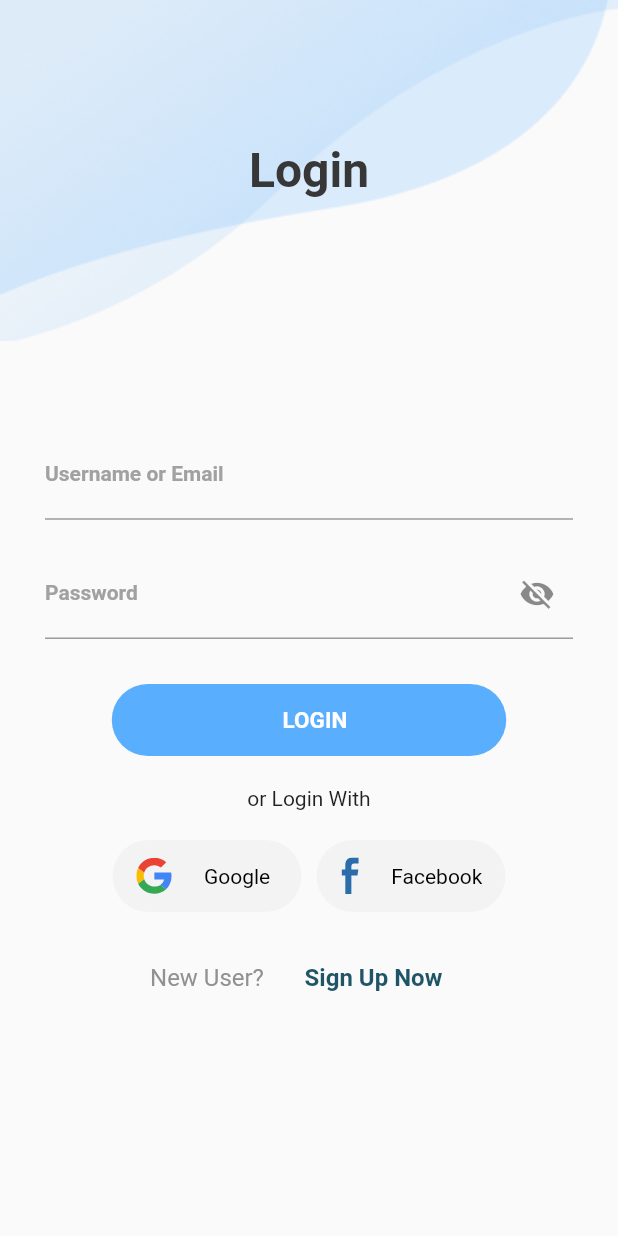
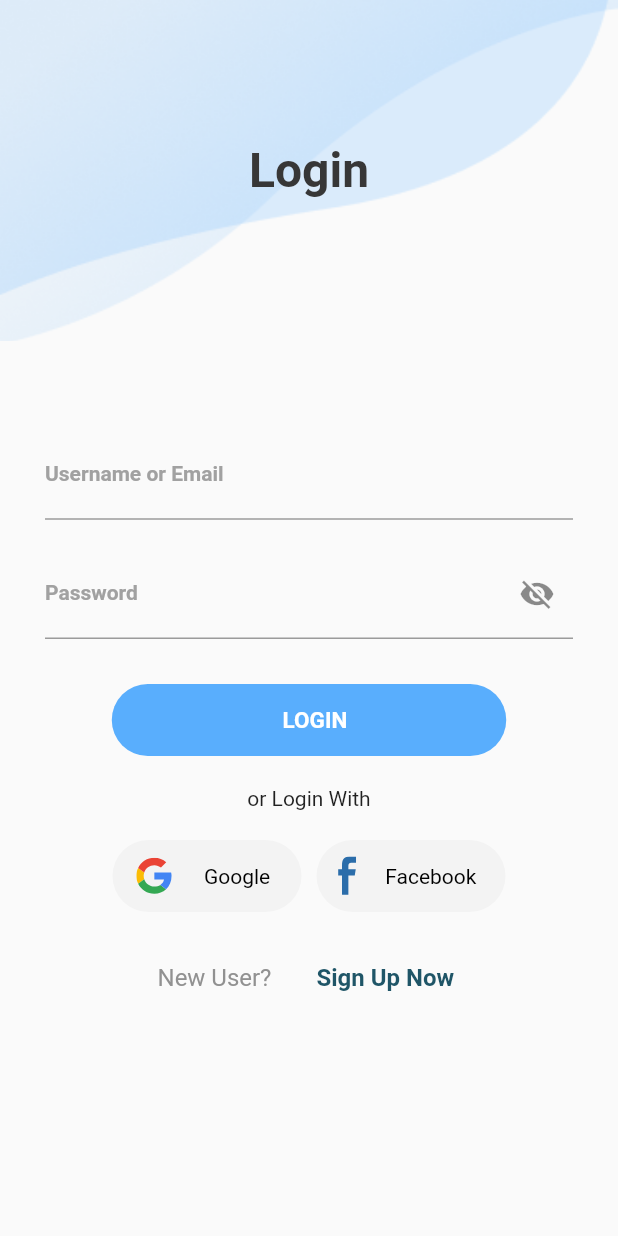
Before and after one commit to gautam232019/acadque_teacher, a Flutter app: the screen it shows after launch, after a tap on "NEXT", on a phone screen of 412 x 824 dp. Run offline on Flutter 3.47's test engine with Material 2 defaults, Android fonts, the light colour scheme and no system bars; drawn by our look-alikes of oktoast; our stand-ins replace dio, firebase_auth, firebase_core, fl_chart, flutter_svg, get_storage and 5 more; missing offline and left inert: jwt_decode; accounts and stored records are empty; project files that could hold a hidden picture were left out.

Commit message:
login alignment issue fixed

```diff
--- a/lib/modules/login/login_screen.dart
+++ b/lib/modules/login/login_screen.dart
@@ -209,8 +209,8 @@ class LoginScreen extends StatelessWidget {
                                   children: [
                                     SvgPicture.asset(
                                       'assets/svg/facebook.svg',
-                                      height: 24.8,
-                                      width: 24.2,
+                                      // height: 24.8,
+                                      // width: 24.2,
                                     ),
                                     const Padding(
                                       padding: EdgeInsets.symmetric(
@@ -238,17 +238,24 @@ class LoginScreen extends StatelessWidget {
                         Row(
                           mainAxisAlignment: MainAxisAlignment.center,
                           children: [
-                            const Text(
+                            const SizedBox(
+                              height: 48,
+                              width: 126,
+                              child: Center(
+                                child: Text(
                                   "New User?",
                                   style: TextStyle(
                                     fontSize: 16,
                                     fontFamily: 'Roboto',
                                     fontWeight: FontWeight.normal,
-                                  color: Color(0xFF919191)),
+                                    color: Color(0xFF919191),
                                   ),
-                            const SizedBox(
-                              width: 10,
                                 ),
+                              ),
+                            ),
+                            // const SizedBox(
+                            //   width: 10,
+                            // ),
                             GestureDetector(
                               onTap: () {
                                 Navigator.pushNamed(context, '/register');
@@ -257,8 +264,8 @@ class LoginScreen extends StatelessWidget {
                                 height: 48,
                                 width: 126,
                                 child: Row(
-                                  mainAxisAlignment:
-                                      MainAxisAlignment.spaceEvenly,
+                                  // mainAxisAlignment:
+                                  //     MainAxisAlignment.spaceEvenly,
                                   children: const [
                                     Padding(
                                       padding: EdgeInsets.symmetric(
```
Lines whose indentation alone changed are shown as unchanged.
